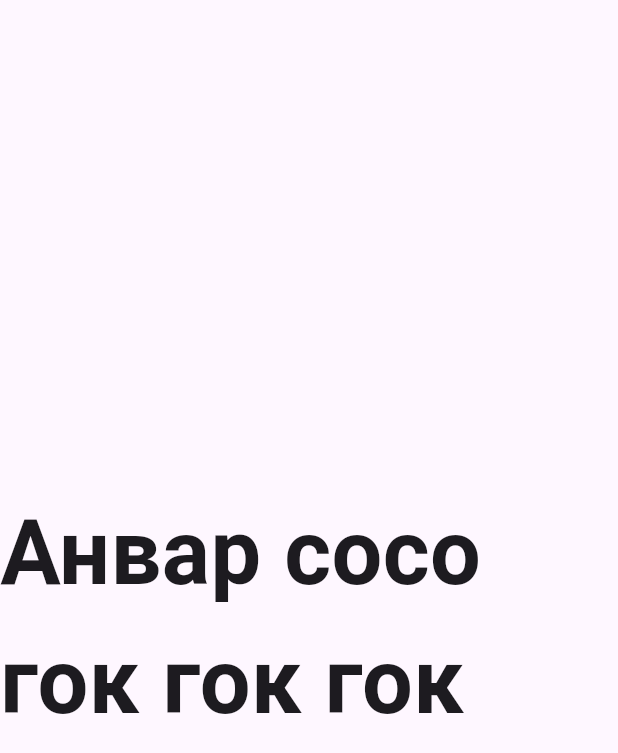
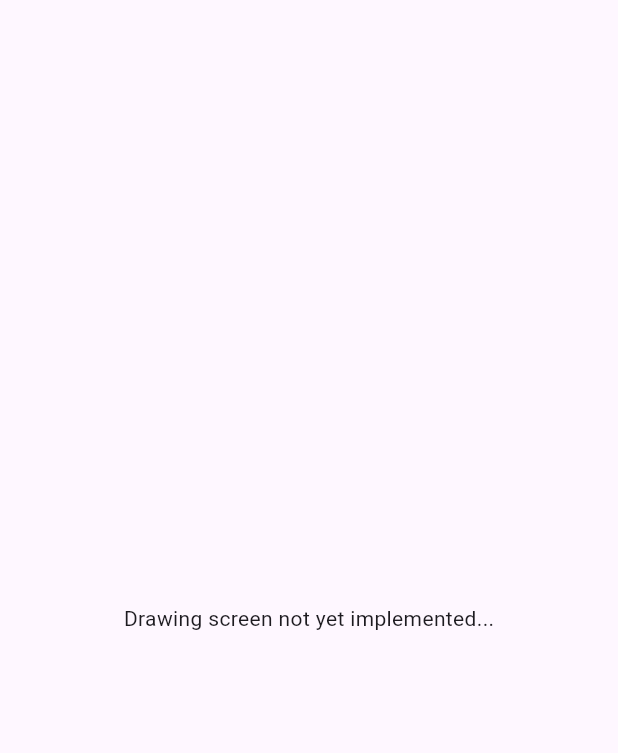
Before and after one commit to kaedeh1ra/My_Manga_H, a Flutter app: the DrawingScreen screen opened directly, on a phone screen of 412 x 824 dp. Shown: the top 753 px of the screen. Run offline on Flutter 3.47's test engine with Material 3 defaults, Android fonts, the phone set to English and light mode, and no system bars; our stand-ins replace google_fonts, hive, hive_flutter; accounts and stored records are empty.

Commit message:
Ну вот же ёпта

```diff
--- a/lib/main.dart
+++ b/lib/main.dart
@@ -34,10 +34,7 @@ class SumiStudioApp extends StatelessWidget {
             }
             final initialized = box.get('initialized') as Initialized;
             return Scaffold(
-              appBar: AppBar(title: const Text('ОНО РАБОТАЕТ ПРИКИНЬТЕ')),
-              body: !initialized.isApplyPolicy
-                  ? PageViewExample()
-                  : DrawingScreen(),
+              body: !initialized.isApplyPolicy ? StartPages() : MainScreen(),
             );
           } else if (snapshot.hasError) {
             return Scaffold(
--- a/lib/screens/1screens.dart
+++ b/lib/screens/1screens.dart
@@ -1,2 +1,3 @@
 export 'drawing_screen.dart';
 export 'start_pages.dart';
+export 'main_screen.dart';
--- a/lib/screens/drawing_screen.dart
+++ b/lib/screens/drawing_screen.dart
@@ -13,8 +13,7 @@ class _DrawingScreenState extends State<DrawingScreen> {
     return Scaffold(
       body: Center(
         child: Text(
-          "Анвар сосо гок гок гок",
-          style: TextStyle(fontWeight: FontWeight.bold, fontSize: 60),
+          "Drawing screen not yet implemented...",
         ),
       ),
     );
--- a/pubspec.yaml
+++ b/pubspec.yaml
@@ -30,7 +30,8 @@ dev_dependencies:
   build_runner:
 
 flutter:
-
+  assets:
+    - assets/images/
   # The following line ensures that the Material Icons font is
   # included with your application, so that you can use the icons in
   # the material Icons class.
```
Also changed, not shown: lib/screens/main_screen.dart (added, +13 -0 lines), lib/screens/start_pages.dart (+4 -5 lines), assets/images/i.webp (added).
